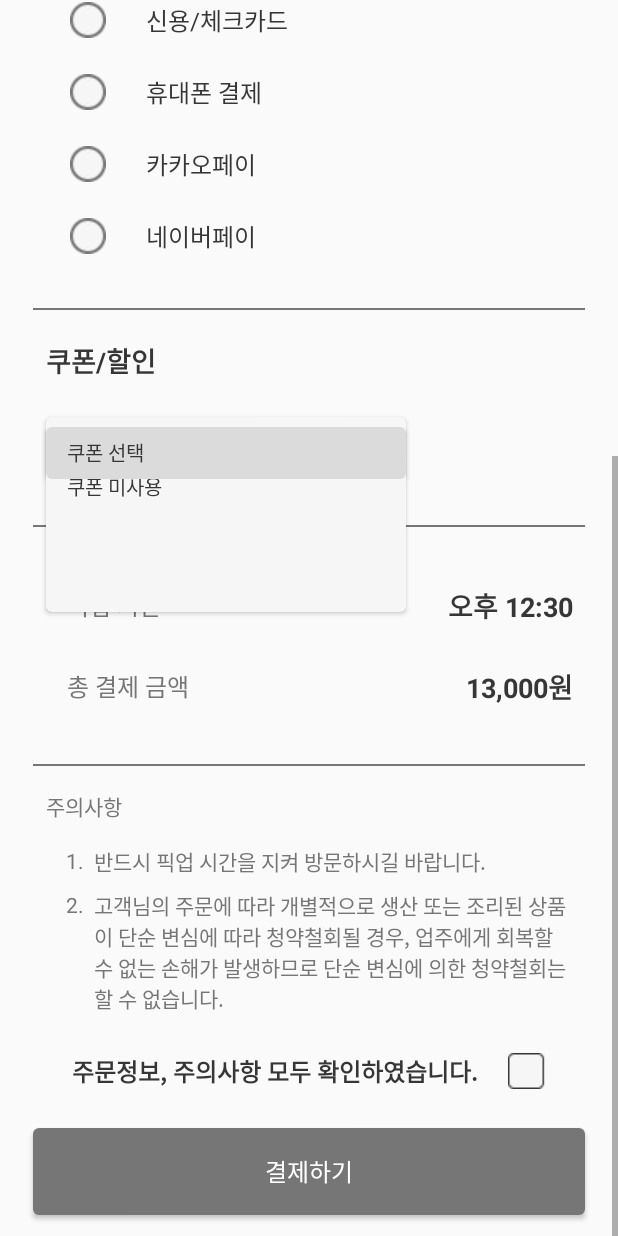
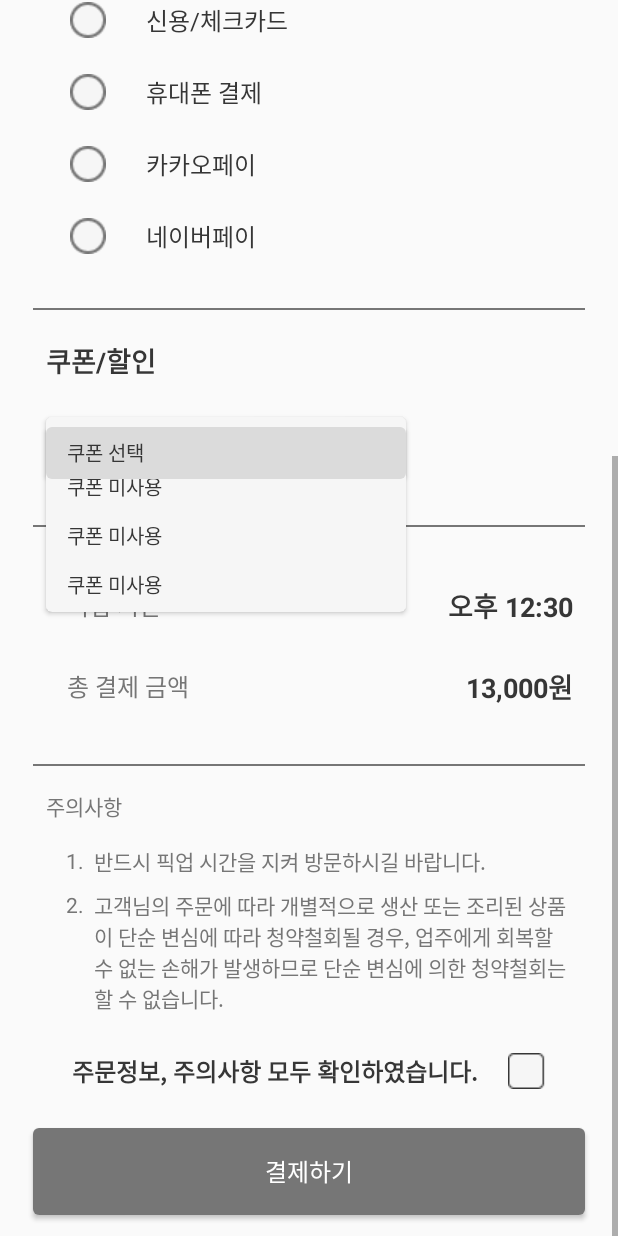
Before and after one commit to PackItProject/PACK_IT_Android, an Android app: the layout fragment_order.xml on its own in the app's theme, with its tools: preview values and no code run, scrolled down 481 dp, on a phone screen of 412 x 824 dp. Run offline under Robolectric (Android 15) with nearby library versions, the phone set to English and light mode, and no system bars.

Commit message:
[Feat] 리사이클러 어댑터 연결

```diff
--- /dev/null
+++ b/app/src/main/java/com/umc/android/packit/OrderCoupon.kt
@@ -0,0 +1,5 @@
+package com.umc.android.packit
+
+data class OrderCoupon(
+    var name: String? = ""
+)
--- a/app/src/main/res/layout/item_order_coupon.xml
+++ b/app/src/main/res/layout/item_order_coupon.xml
@@ -1,11 +1,11 @@
 <?xml version="1.0" encoding="utf-8"?>
 <LinearLayout xmlns:android="http://schemas.android.com/apk/res/android"
     android:layout_width="match_parent"
-    android:layout_height="match_parent"
+    android:layout_height="wrap_content"
     android:paddingVertical="6dp"
     android:paddingHorizontal="14dp">
     <TextView
-        android:id="@+id/item_order_coupon_tv"
+        android:id="@+id/item_coupon_name_tv"
         android:layout_width="wrap_content"
         android:layout_height="wrap_content"
         android:text="쿠폰 미사용"
```
Also changed, not shown: app/src/main/java/com/umc/android/packit/OrderCouponRVAdapter.kt (added, +32 -0 lines), app/src/main/java/com/umc/android/packit/OrderFragment.kt (+15 -2 lines).
